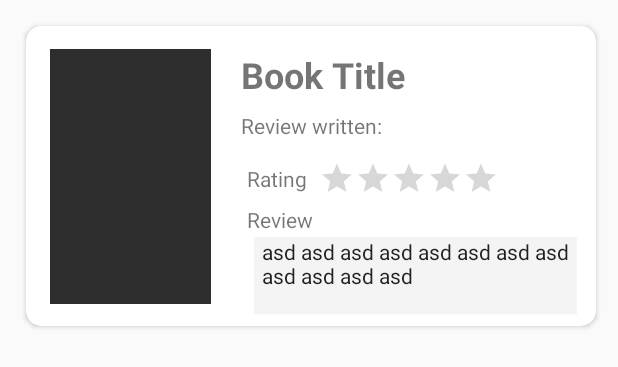
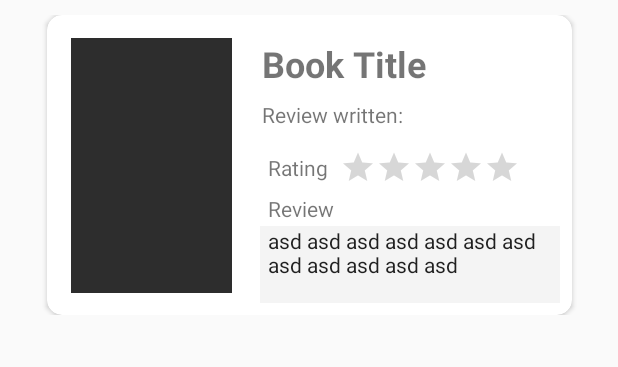
Before and after one commit to Puh00/Bookly, an Android app: the layout feed_item_review.xml on its own in the app's theme, with its tools: preview values and no code run, on a phone screen of 412 x 824 dp. Shown: the top 367 px of the screen. Run offline under Robolectric (Android 15) with nearby library versions, the phone set to English and light mode, and no system bars.

Commit message:
Resized feed_items and centered them

```diff
--- a/app/src/main/res/layout/feed_item_review.xml
+++ b/app/src/main/res/layout/feed_item_review.xml
@@ -1,12 +1,20 @@
 <?xml version="1.0" encoding="utf-8"?>
-<androidx.cardview.widget.CardView xmlns:tools="http://schemas.android.com/tools"
+<androidx.constraintlayout.widget.ConstraintLayout xmlns:android="http://schemas.android.com/apk/res/android"
+    xmlns:app="http://schemas.android.com/apk/res-auto"
+    xmlns:tools="http://schemas.android.com/tools"
+    android:layout_width="match_parent"
+    android:layout_height="wrap_content"
+    android:layout_margin="10dp">
+
+    <androidx.cardview.widget.CardView
         android:id="@+id/myReviews_cardView"
-    xmlns:android="http://schemas.android.com/apk/res/android"
-    android:layout_width="380dp"
+        android:layout_width="350dp"
         android:layout_height="200dp"
+        android:layout_margin="17dp"
         app:cardCornerRadius="10dp"
-    android:layout_margin="17dp"
-    xmlns:app="http://schemas.android.com/apk/res-auto">
+        app:layout_constraintEnd_toEndOf="parent"
+        app:layout_constraintStart_toStartOf="parent"
+        tools:ignore="MissingConstraints">
 
         <androidx.constraintlayout.widget.ConstraintLayout
             android:layout_width="match_parent"
@@ -66,16 +74,15 @@
                 android:layout_height="wrap_content"
                 android:layout_marginStart="12dp"
                 android:layout_marginBottom="8dp"
+                android:clickable="false"
+                android:focusable="false"
+                android:isIndicator="true"
                 android:scaleX="0.5"
                 android:scaleY="0.5"
                 app:layout_constraintBottom_toTopOf="@+id/myReviews_cardView_review"
                 app:layout_constraintEnd_toEndOf="parent"
                 app:layout_constraintHorizontal_bias="0.0"
-            app:layout_constraintStart_toEndOf="@+id/myReview_cardView_book_image"
-            android:focusable="false"
-            android:clickable="false"
-            android:isIndicator="true"
-            />
+                app:layout_constraintStart_toEndOf="@+id/myReview_cardView_book_image" />
 
             <TextView
                 android:layout_width="wrap_content"
@@ -89,12 +96,13 @@
 
             <EditText
                 android:id="@+id/myReviews_cardView_review"
-            android:layout_width="215dp"
+                android:layout_width="200dp"
                 android:layout_height="51dp"
                 android:layout_marginBottom="8dp"
                 android:background="@color/lightGray"
                 android:backgroundTint="@color/lightGray"
                 android:ems="10"
+                android:focusable="false"
                 android:gravity="top"
                 android:inputType="textMultiLine"
                 android:lines="2"
@@ -104,10 +112,10 @@
                 app:layout_constraintBottom_toBottomOf="parent"
                 app:layout_constraintEnd_toEndOf="parent"
                 app:layout_constraintHorizontal_bias="0.689"
-            app:layout_constraintStart_toEndOf="@+id/myReview_cardView_book_image"
-            android:focusable="false"/>
+                app:layout_constraintStart_toEndOf="@+id/myReview_cardView_book_image" />
 
 
         </androidx.constraintlayout.widget.ConstraintLayout>
 
     </androidx.cardview.widget.CardView>
+</androidx.constraintlayout.widget.ConstraintLayout>
```
Also changed, not shown: app/src/main/res/layout/feed_item_book.xml (+16 -6 lines). Lines whose indentation alone changed are shown as unchanged.
